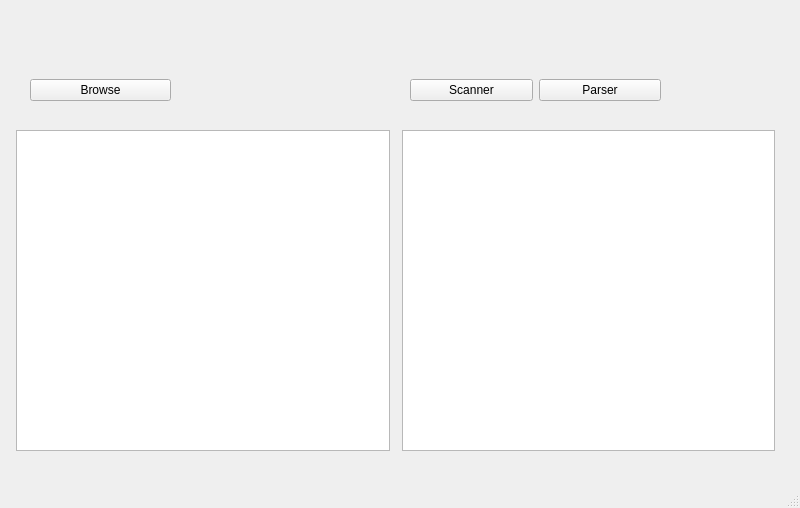
Above: Compiler_GUI/mainwindow.ui from MohdYasser1/Tiny-Compiler before the change. Below: the same form after it.
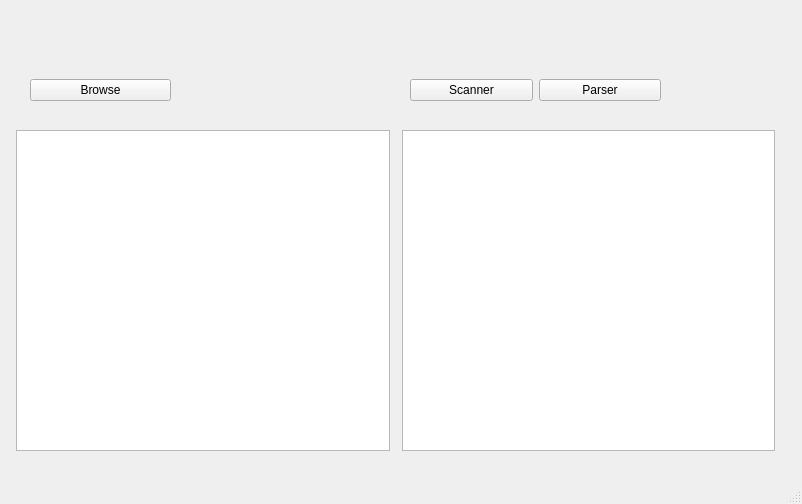
That is the form after the change.

Patch:
```diff
--- a/Compiler_GUI/mainwindow.ui
+++ b/Compiler_GUI/mainwindow.ui
@@ -6,10 +6,16 @@
    <rect>
     <x>0</x>
     <y>0</y>
-    <width>800</width>
-    <height>508</height>
+    <width>802</width>
+    <height>504</height>
    </rect>
   </property>
+  <property name="sizePolicy">
+   <sizepolicy hsizetype="Preferred" vsizetype="Expanding">
+    <horstretch>0</horstretch>
+    <verstretch>0</verstretch>
+   </sizepolicy>
+  </property>
   <property name="windowTitle">
    <string>MainWindow</string>
   </property>
```
Left out of the diff: 2 changed lines with no effect on the pictures.
